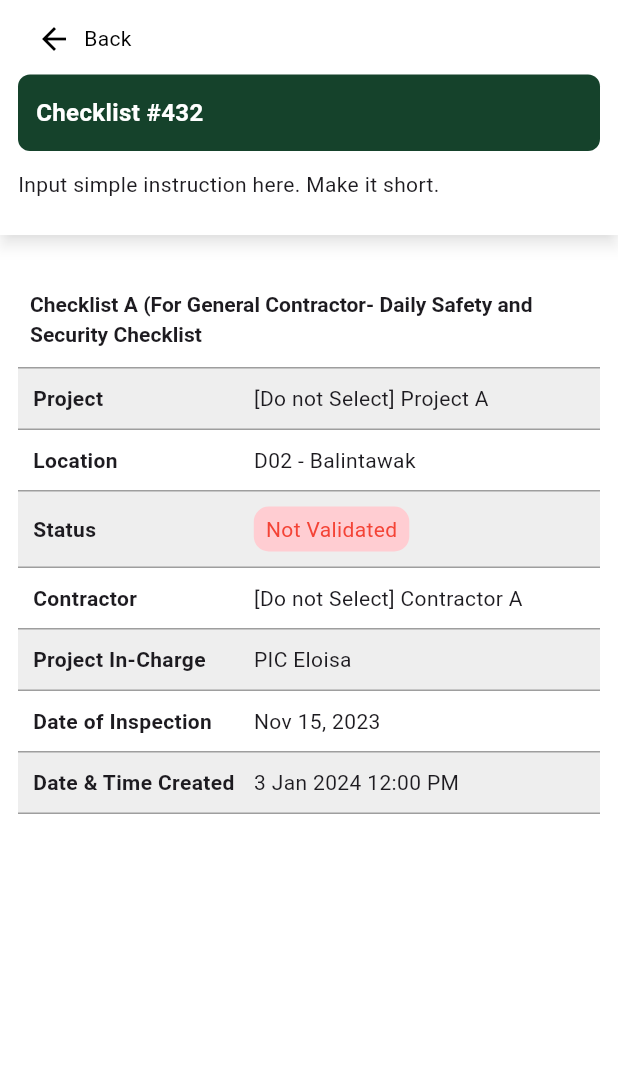
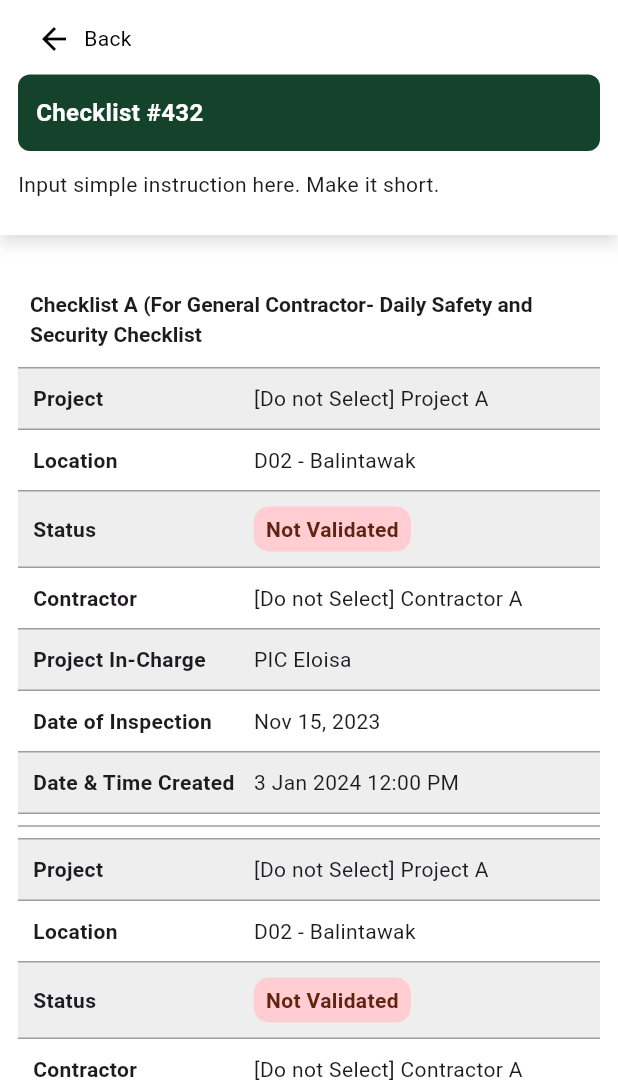
Before and after one commit to jamydevelop/Wilcon-Phase-2, a Flutter app: the ChecklistSummaryPage screen opened directly, on a phone screen of 412 x 824 dp, the part 152-1236 px from its top. Run offline on Flutter 3.47's test engine with Material 3 defaults, Android fonts, the light colour scheme and no system bars.

Commit message:
update checklist summary

```diff
--- a/wilcon_phase2/lib/module/checklist/checklist_summary/presentation/checklist_summary_page.dart
+++ b/wilcon_phase2/lib/module/checklist/checklist_summary/presentation/checklist_summary_page.dart
@@ -27,7 +27,7 @@ class _ChecklistSummaryPageState extends State<ChecklistSummaryPage> {
             ),
             const SizedBox(height: 12),
             Expanded(
-              child: SizedBox(
+              child: SingleChildScrollView(
                 child: Container(
                   margin: const EdgeInsets.all(12),
                   width: double.infinity,
@@ -35,6 +35,8 @@ class _ChecklistSummaryPageState extends State<ChecklistSummaryPage> {
                   child: Column(
                     children: <Widget>[
                       _textLabel(),
+                      _textBody(),
+                      const Divider(thickness: 1, color: Colors.grey),
                       _textBody(),
                     ],
                   ),
@@ -138,7 +140,10 @@ class _ChecklistSummaryPageState extends State<ChecklistSummaryPage> {
                   ),
                   child: Text(
                     value,
-                    style: const TextStyle(color: Colors.red),
+                    style: const TextStyle(
+                      color: Color(0xFF61220F),
+                      fontWeight: FontWeight.w600,
+                    ),
                   ),
                 ),
               ],
```
